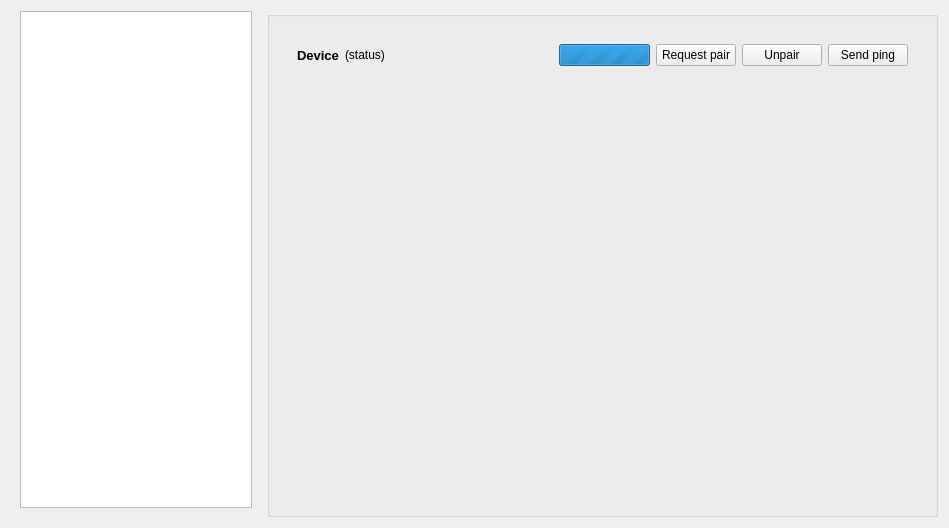
Before: the Qt Designer form kcm/kcm.ui in deiv/kdeconnect-pkg, drawn with Qt 5.
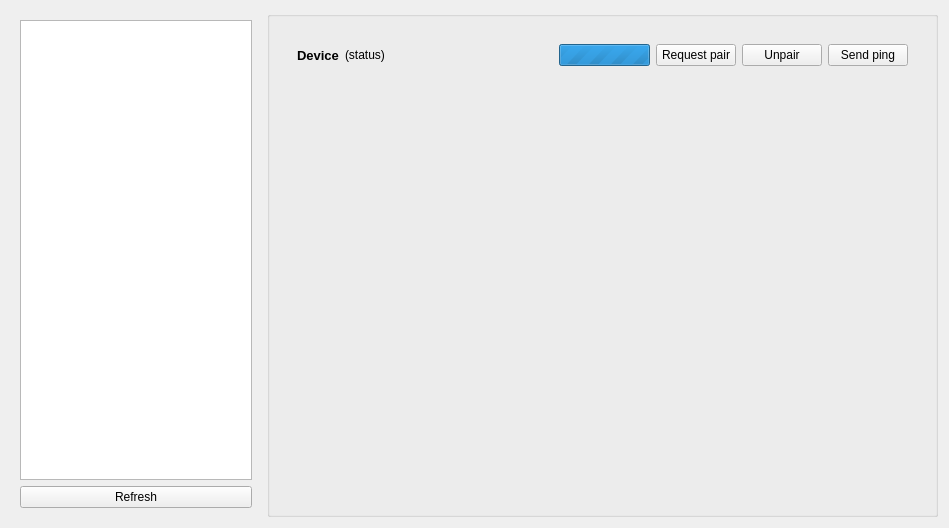
After: the same form once the commit is applied. Custom widgets are drawn as their Qt base class.

```diff
--- a/kcm/kcm.ui
+++ b/kcm/kcm.ui
@@ -32,12 +32,16 @@
       </size>
      </property>
      <layout class="QVBoxLayout" name="verticalLayout">
-      <property name="topMargin">
-       <number>0</number>
-      </property>
       <item>
        <widget class="QListView" name="deviceList"/>
       </item>
+      <item>
+       <widget class="QPushButton" name="refresh_button">
+        <property name="text">
+         <string>Refresh</string>
+        </property>
+       </widget>
+      </item>
      </layout>
     </widget>
    </item>
```
